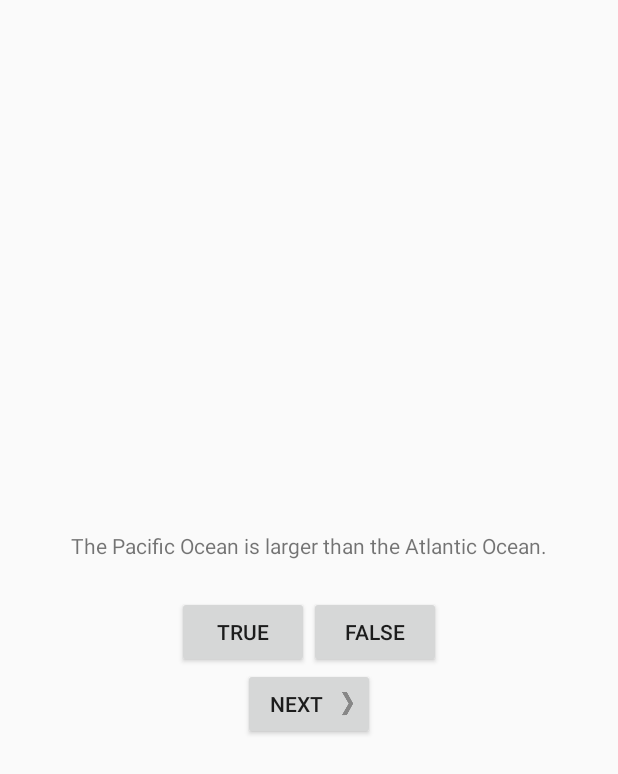
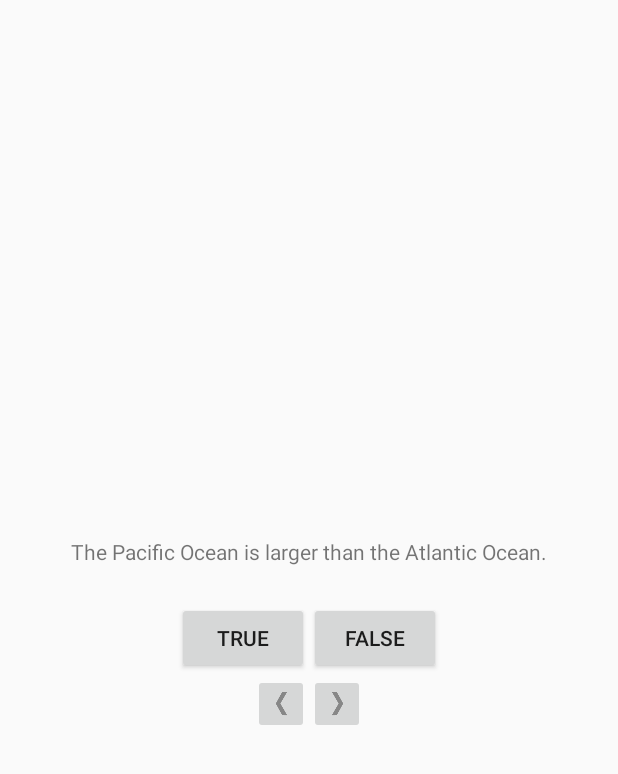
Before and after one commit to jcorpac/GeoQuiz, an Android app: the screen it shows after launch (QuizActivity), on a phone screen of 412 x 824 dp. Shown: the top 774 px of the screen. Run offline under Robolectric (Android 15) with nearby library versions, the phone set to English and light mode, and no system bars.

Commit message:
End of Chapter 2 + Challenges Completed

```diff
--- a/app/src/main/java/com/bignerdranch/android/geoquiz/QuizActivity.java
+++ b/app/src/main/java/com/bignerdranch/android/geoquiz/QuizActivity.java
@@ -6,6 +6,7 @@ import android.view.Menu;
 import android.view.MenuItem;
 import android.view.View;
 import android.widget.Button;
+import android.widget.ImageButton;
 import android.widget.TextView;
 import android.widget.Toast;
 
@@ -13,7 +14,8 @@ public class QuizActivity extends AppCompatActivity {
 
     private Button mTrueButton;
     private Button mFalseButton;
-    private Button mNextButton;
+    private ImageButton mNextButton;
+    private ImageButton mPrevButton;
     private TextView mQuestionTextView;
 
     private Question[] mQuestionBank = new Question[]{
@@ -49,8 +51,15 @@ public class QuizActivity extends AppCompatActivity {
 
         mQuestionTextView = (TextView) findViewById(R.id.question_text_view);
         updateQuestion();
+        mQuestionTextView.setOnClickListener(new View.OnClickListener() {
+            @Override
+            public void onClick(View v) {
+                mCurrentIndex = (mCurrentIndex + 1) % mQuestionBank.length;
+                updateQuestion();
+            }
+        });
 
-        mNextButton = (Button) findViewById(R.id.next_bbutton);
+        mNextButton = (ImageButton) findViewById(R.id.next_button);
         mNextButton.setOnClickListener(new View.OnClickListener() {
             @Override
             public void onClick(View v) {
@@ -58,6 +67,16 @@ public class QuizActivity extends AppCompatActivity {
                 updateQuestion();
             }
         });
+
+        mPrevButton = (ImageButton) findViewById(R.id.previous_button);
+        mPrevButton.setOnClickListener(new View.OnClickListener() {
+            @Override
+            public void onClick(View v) {
+                mCurrentIndex = (mQuestionBank.length + mCurrentIndex - 1) % mQuestionBank.length;
+                updateQuestion();
+            }
+        });
+
     }
 
     private void checkAnswer(boolean userPressedTrue) {
--- a/app/src/main/res/layout/activity_quiz.xml
+++ b/app/src/main/res/layout/activity_quiz.xml
@@ -30,11 +30,24 @@
 
     </LinearLayout>
 
-    <Button
-        android:id="@+id/next_bbutton"
+    <LinearLayout
         android:layout_width="wrap_content"
         android:layout_height="wrap_content"
-        android:drawablePadding="4dp"
-        android:drawableRight="@drawable/arrow_right"
-        android:text="@string/next_button" />
+        android:orientation="horizontal">
+
+        <ImageButton
+            android:id="@+id/previous_button"
+            android:layout_width="wrap_content"
+            android:layout_height="wrap_content"
+            android:contentDescription="@string/previous_button"
+            android:src="@drawable/arrow_left" />
+
+        <ImageButton
+            android:id="@+id/next_button"
+            android:layout_width="wrap_content"
+            android:layout_height="wrap_content"
+            android:contentDescription="@string/next_button"
+            android:src="@drawable/arrow_right" />
+    </LinearLayout>
+
 </LinearLayout>
--- a/app/src/main/res/values/strings.xml
+++ b/app/src/main/res/values/strings.xml
@@ -3,6 +3,7 @@
     <string name="true_button">True</string>
     <string name="false_button">False</string>
     <string name="next_button">Next</string>
+    <string name="previous_button">Prev</string>
     <string name="correct_toast">Correct!</string>
     <string name="incorrect_toast">Incorrect!</string>
     <string name="action_settings">Settings</string>
```
